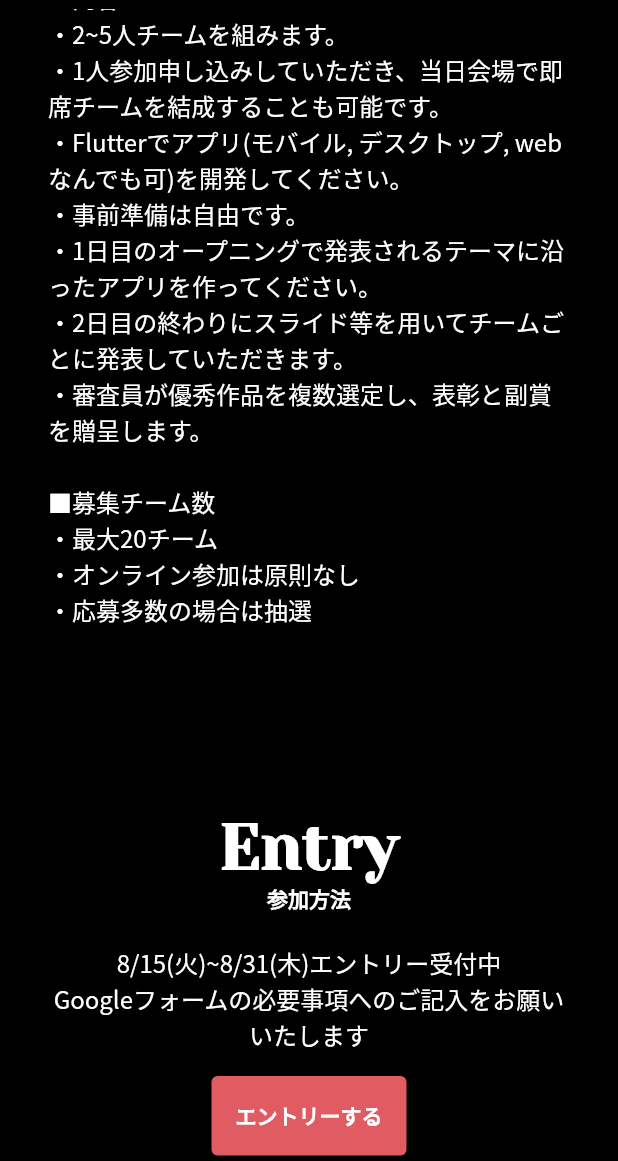
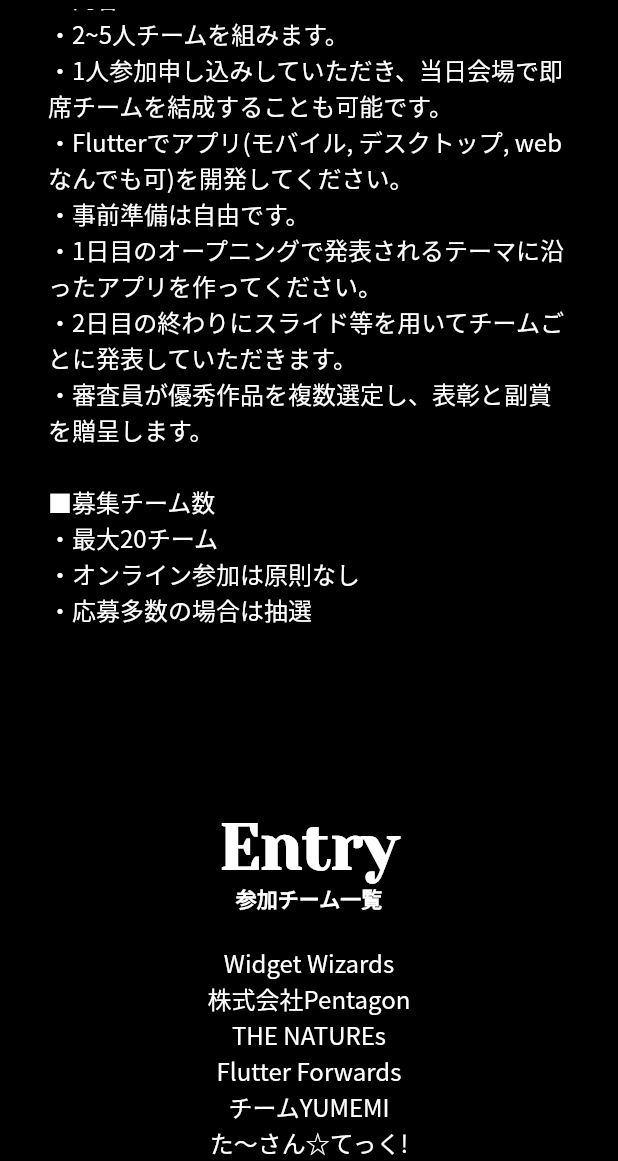
Before and after one commit to flutteruniv/TokyoFlutterHackathon, a Flutter app: the screen it shows after launch, scrolled down 576 dp, on a phone screen of 412 x 824 dp, the part 75-1236 px from its top. Run offline on Flutter 3.47's test engine with Material 2 defaults, Android fonts, the phone set to English and light mode, and no system bars; our stand-ins replace flutter_html, go_router, responsive_builder.

Commit message:
参加チーム一覧を追加

```diff
--- a/lib/presentation/lp_entiries_widget.dart
+++ b/lib/presentation/lp_entiries_widget.dart
@@ -1,6 +1,5 @@
 import 'package:flutter/material.dart';
 import 'package:provider/provider.dart';
-import 'package:url_launcher/url_launcher_string.dart';
 
 import '../../../config/app_color.dart';
 import 'lp_base_container.dart';
@@ -25,7 +24,7 @@
                 ),
           ),
           Text(
-            '参加方法',
+            '参加チーム一覧',
             style: Theme.of(context).textTheme.titleLarge?.copyWith(
                   fontSize: isMobile ? 14 : 24,
                   fontWeight: FontWeight.bold,
@@ -33,23 +32,51 @@
           ),
           SizedBox(height: isMobile ? 20 : 40),
           Text(
-            '8/15(火)~8/31(木)エントリー受付中\nGoogleフォームの必要事項へのご記入をお願いいたします',
+            '''Widget Wizards
+株式会社Pentagon
+THE NATUREs
+Flutter Forwards
+チームYUMEMI
+た〜さん☆てっく!
+TobuTakashimadairaLine
+シェアハウスの仲間たち
+チームパンパース
+非公開チーム
+Fukuoka Flutter Fanclub
+DOCODOOR
+hands
+Oprol
+非公開チーム
+ドリグロ
+俺ちゃんず
+OKINA
+Village
+1人参加15名(現地でチームを結成)
+            ''',
             style: Theme.of(context).textTheme.titleMedium!.copyWith(
                   color: Colors.white,
                   fontWeight: FontWeight.normal,
                 ),
             textAlign: TextAlign.center,
           ),
-          const SizedBox(height: 16),
-          ElevatedButton(
-            style: ElevatedButton.styleFrom(
-              backgroundColor: AppColor.themeRed,
-            ),
-            onPressed: () {
-              launchUrlString('https://forms.gle/wHicy1zRNpyzV4tQ8');
-            },
-            child: const Text('エントリーする'),
-          ),
+          // Text(
+          //   '8/15(火)~8/31(木)エントリー受付中\nGoogleフォームの必要事項へのご記入をお願いいたします',
+          //   style: Theme.of(context).textTheme.titleMedium!.copyWith(
+          //         color: Colors.white,
+          //         fontWeight: FontWeight.normal,
+          //       ),
+          //   textAlign: TextAlign.center,
+          // ),
+          // const SizedBox(height: 16),
+          // ElevatedButton(
+          //   style: ElevatedButton.styleFrom(
+          //     backgroundColor: AppColor.themeRed,
+          //   ),
+          //   onPressed: () {
+          //     launchUrlString('https://forms.gle/wHicy1zRNpyzV4tQ8');
+          //   },
+          //   child: const Text('エントリーする'),
+          // ),
           SizedBox(height: isMobile ? 20 : 40),
         ],
       ),
```
